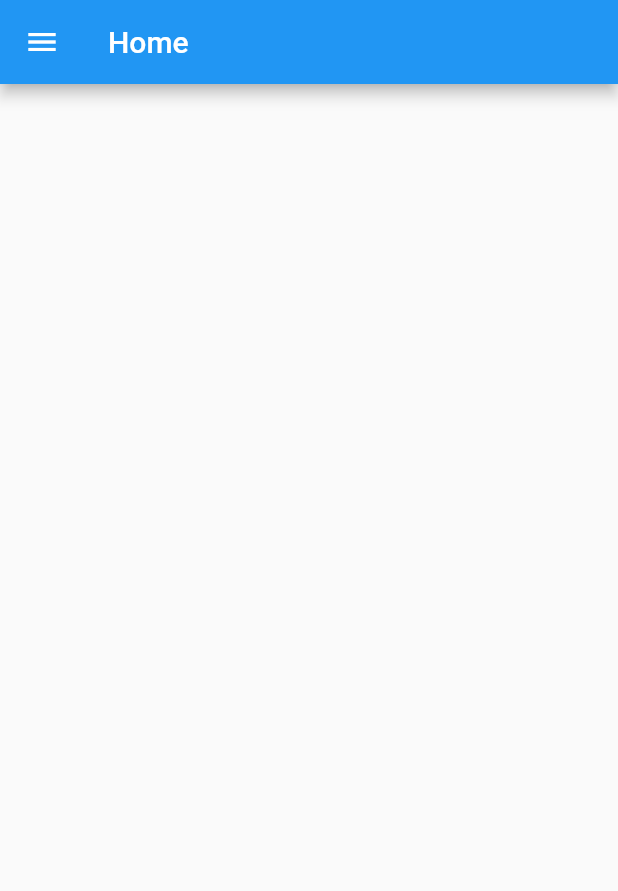
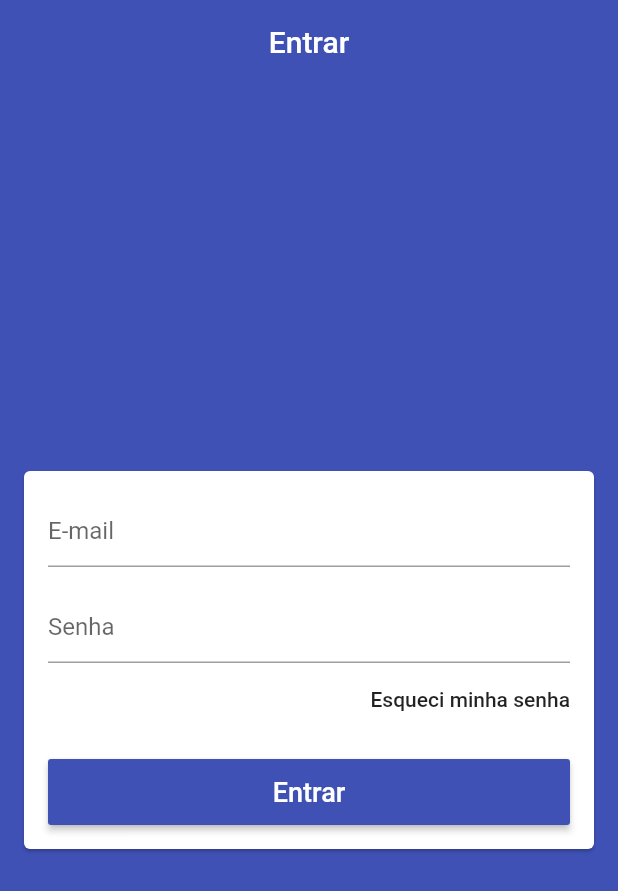
Before and after one commit to fabiohxcx/loja_virtual, a Flutter app: the screen it shows after launch, on a phone screen of 412 x 824 dp. Shown: the top 891 px of the screen. Run offline on Flutter 3.47's test engine with Material 2 defaults, Android fonts, the phone set to English and light mode, and no system bars; our stand-ins replace cloud_firestore, firebase_core, flutter_mobx, get_it, mobx; accounts and stored records are empty; generated files the repository leaves out were written again.

Commit message:
implementing login screen

```diff
--- a/lib/components/drawer_tile.dart
+++ b/lib/components/drawer_tile.dart
@@ -13,6 +13,8 @@ class DrawerTile extends StatelessWidget {
 
   @override
   Widget build(BuildContext context) {
+    final Color color = Theme.of(context).primaryColor;
+
     return Observer(builder: (_) {
       return InkWell(
         onTap: () {
@@ -25,12 +27,13 @@ class DrawerTile extends StatelessWidget {
               Padding(
                 padding: const EdgeInsets.symmetric(horizontal: 32),
                 child: Icon(iconData,
-                    size: 32,
-                    color: _pageManager.currentPage == page ? Colors.red : Colors.grey[700]),
+                    size: 32, color: _pageManager.currentPage == page ? color : Colors.grey[700]),
               ),
               Text(
                 title,
-                style: TextStyle(fontSize: 16, color: Colors.grey[700]),
+                style: TextStyle(
+                    fontSize: 16,
+                    color: _pageManager.currentPage == page ? color : Colors.grey[700]),
               )
             ],
           ),
--- a/lib/main.dart
+++ b/lib/main.dart
@@ -1,9 +1,9 @@
 import 'package:cloud_firestore/cloud_firestore.dart';
 import 'package:firebase_core/firebase_core.dart';
 import 'package:flutter/material.dart';
+import 'package:loja_virtual/screens/login_screen.dart';
 
 import 'di.dart';
-import 'screens/base_screen.dart';
 
 /// Requires that a Firestore emulator is running locally.
 /// See https://firebase.flutter.dev/docs/firestore/usage#emulator-usage
@@ -26,10 +26,11 @@ class MyApp extends StatelessWidget {
     return MaterialApp(
       title: 'Flutter Demo',
       theme: ThemeData(
-        primarySwatch: Colors.blue,
-        visualDensity: VisualDensity.adaptivePlatformDensity,
-      ),
-      home: BaseScreen(),
+          primarySwatch: Colors.indigo,
+          visualDensity: VisualDensity.adaptivePlatformDensity,
+          scaffoldBackgroundColor: Colors.indigo,
+          appBarTheme: const AppBarTheme(elevation: 0)),
+      home: LoginScreen(),
     );
   }
 }
--- /dev/null
+++ b/lib/screens/login_screen.dart
@@ -0,0 +1,64 @@
+import 'package:flutter/material.dart';
+
+class LoginScreen extends StatelessWidget {
+  @override
+  Widget build(BuildContext context) {
+    return Scaffold(
+      appBar: AppBar(
+        title: const Text('Entrar'),
+        centerTitle: true,
+      ),
+      body: Center(
+        child: Card(
+          margin: const EdgeInsets.symmetric(horizontal: 16),
+          child: ListView(
+            padding: const EdgeInsets.all(16),
+            shrinkWrap: true,
+            children: <Widget>[
+              TextFormField(
+                decoration: const InputDecoration(hintText: 'E-mail'),
+                keyboardType: TextInputType.emailAddress,
+                autocorrect: false,
+                validator: (email) {
+                  return null;
+                },
+              ),
+              const SizedBox(height: 16),
+              TextFormField(
+                decoration: const InputDecoration(hintText: 'Senha'),
+                keyboardType: TextInputType.emailAddress,
+                autocorrect: false,
+                obscureText: true,
+                validator: (pass) {
+                  if (pass.isEmpty || pass.length < 6) {
+                    return 'Senha inválida';
+                  }
+                  return null;
+                },
+              ),
+              Align(
+                alignment: Alignment.centerRight,
+                child: FlatButton(
+                    onPressed: () {},
+                    padding: EdgeInsets.zero,
+                    child: const Text('Esqueci minha senha')),
+              ),
+              const SizedBox(height: 16),
+              SizedBox(
+                height: 44,
+                child: RaisedButton(
+                  onPressed: () {},
+                  color: Theme.of(context).primaryColor,
+                  child: const Text(
+                    'Entrar',
+                    style: TextStyle(color: Colors.white, fontSize: 18),
+                  ),
+                ),
+              )
+            ],
+          ),
+        ),
+      ),
+    );
+  }
+}
```
